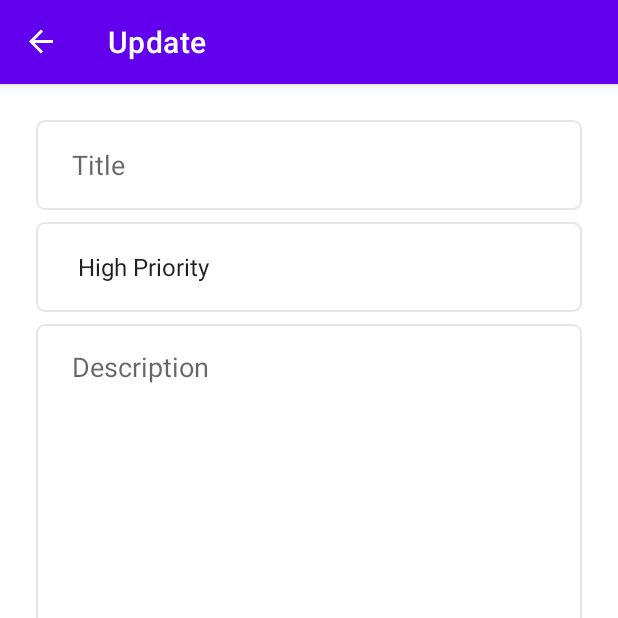
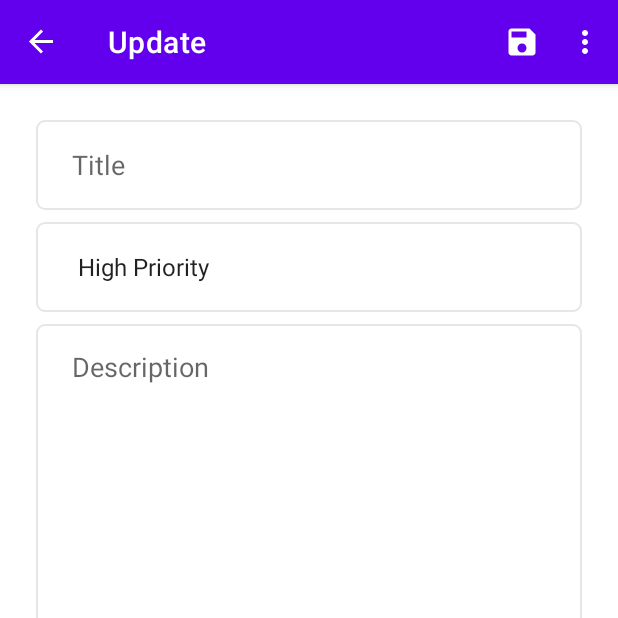
Before and after one commit to tashuseyin/Todo-App, an Android app: the UpdateFragment screen opened through its navigation route, on a phone screen of 412 x 824 dp, the top half of it. Run offline under Robolectric (Android 15) with nearby library versions, the phone set to English and light mode, and no system bars; our stand-ins replace navigation-ui.

Commit message:
Todo App menu and transition animations added

```diff
--- a/app/src/main/java/com/example/todoapp/view/ui/activites/MainActivity.kt
+++ b/app/src/main/java/com/example/todoapp/view/ui/activites/MainActivity.kt
@@ -1,7 +1,10 @@
 package com.example.todoapp.view.ui.activites
 
+import android.content.Context
 import androidx.appcompat.app.AppCompatActivity
 import android.os.Bundle
+import android.view.View
+import android.view.inputmethod.InputMethodManager
 import androidx.navigation.findNavController
 import androidx.navigation.ui.setupActionBarWithNavController
 import com.example.todoapp.R
@@ -20,8 +23,14 @@ class MainActivity : AppCompatActivity() {
 
     override fun onSupportNavigateUp(): Boolean {
         val navController = findNavController(R.id.nav_host_fragment)
+        closeKeyBoard(binding.root)
         return navController.navigateUp() || super.onSupportNavigateUp()
     }
 
 
+    private fun closeKeyBoard(view:View) {
+        val imm = getSystemService(Context.INPUT_METHOD_SERVICE) as InputMethodManager
+        imm.hideSoftInputFromWindow(view.windowToken, 0)
+    }
+
 }
--- a/app/src/main/java/com/example/todoapp/view/ui/fragment/add/AddFragment.kt
+++ b/app/src/main/java/com/example/todoapp/view/ui/fragment/add/AddFragment.kt
@@ -1,10 +1,8 @@
 package com.example.todoapp.view.ui.fragment.add
 
 import android.os.Bundle
+import android.view.*
 import androidx.fragment.app.Fragment
-import android.view.LayoutInflater
-import android.view.View
-import android.view.ViewGroup
 import androidx.navigation.fragment.findNavController
 import com.example.todoapp.R
 import com.example.todoapp.databinding.FragmentAddBinding
@@ -20,14 +18,14 @@ class AddFragment : Fragment() {
         savedInstanceState: Bundle?
     ): View {
         _binding = FragmentAddBinding.inflate(inflater, container, false)
+        setHasOptionsMenu(true)
         return binding.root
     }
 
-    override fun onViewCreated(view: View, savedInstanceState: Bundle?) {
-        super.onViewCreated(view, savedInstanceState)
+    override fun onCreateOptionsMenu(menu: Menu, inflater: MenuInflater) {
+        inflater.inflate(R.menu.add_menu, menu)
+    }
 
-
-    }
 
 
     override fun onDestroyView() {
--- a/app/src/main/java/com/example/todoapp/view/ui/fragment/list/ListFragment.kt
+++ b/app/src/main/java/com/example/todoapp/view/ui/fragment/list/ListFragment.kt
@@ -1,11 +1,10 @@
 package com.example.todoapp.view.ui.fragment.list
 
 import android.os.Bundle
-import android.view.LayoutInflater
-import android.view.View
-import android.view.ViewGroup
+import android.view.*
 import androidx.fragment.app.Fragment
 import androidx.navigation.fragment.findNavController
+import com.example.todoapp.R
 import com.example.todoapp.databinding.ListFragmentBinding
 
 class ListFragment : Fragment() {
@@ -18,9 +17,9 @@ class ListFragment : Fragment() {
         savedInstanceState: Bundle?
     ): View {
         _binding = ListFragmentBinding.inflate(inflater, container, false)
+        setHasOptionsMenu(true)
         return binding.root
     }
-
 
     override fun onViewCreated(view: View, savedInstanceState: Bundle?) {
         super.onViewCreated(view, savedInstanceState)
@@ -28,12 +27,17 @@ class ListFragment : Fragment() {
         binding.addFabButton.setOnClickListener {
             findNavController().navigate(ListFragmentDirections.actionListFragmentToAddFragment())
         }
-
         binding.listLayout.setOnClickListener {
             findNavController().navigate(ListFragmentDirections.actionListFragmentToUpdateFragment())
         }
+    }
 
+
+    override fun onCreateOptionsMenu(menu: Menu, inflater: MenuInflater) {
+        inflater.inflate(R.menu.list_menu, menu)
     }
+
+
 
     override fun onDestroyView() {
         super.onDestroyView()
--- a/app/src/main/java/com/example/todoapp/view/ui/fragment/update/UpdateFragment.kt
+++ b/app/src/main/java/com/example/todoapp/view/ui/fragment/update/UpdateFragment.kt
@@ -1,19 +1,33 @@
 package com.example.todoapp.view.ui.fragment.update
 
 import android.os.Bundle
+import android.view.*
 import androidx.fragment.app.Fragment
-import android.view.LayoutInflater
-import android.view.View
-import android.view.ViewGroup
 import com.example.todoapp.R
+import com.example.todoapp.databinding.FragmentUpdateBinding
 
 
 class UpdateFragment : Fragment() {
 
+    private var _binding : FragmentUpdateBinding? = null
+    private val binding get() = _binding!!
+
     override fun onCreateView(
         inflater: LayoutInflater, container: ViewGroup?,
         savedInstanceState: Bundle?
-    ): View? {
-        return inflater.inflate(R.layout.fragment_update, container, false)
+    ): View {
+        _binding = FragmentUpdateBinding.inflate(inflater, container, false)
+        setHasOptionsMenu(true)
+        return binding.root
+    }
+
+
+    override fun onCreateOptionsMenu(menu: Menu, inflater: MenuInflater) {
+        inflater.inflate(R.menu.update_menu, menu)
+    }
+
+    override fun onDestroyView() {
+        super.onDestroyView()
+        _binding = null
     }
 }
--- /dev/null
+++ b/app/src/main/res/anim/from_left.xml
@@ -0,0 +1,11 @@
+<?xml version="1.0" encoding="utf-8"?>
+<set xmlns:android="http://schemas.android.com/apk/res/android">
+
+    <translate
+        android:duration="300"
+        android:fromXDelta="-100%"
+        android:toXDelta="0%" />
+
+
+
+</set>
--- /dev/null
+++ b/app/src/main/res/anim/from_right.xml
@@ -0,0 +1,7 @@
+<?xml version="1.0" encoding="utf-8"?>
+<set xmlns:android="http://schemas.android.com/apk/res/android">
+    <translate
+        android:duration="300"
+        android:fromXDelta="100%"
+        android:toXDelta="0%" />
+</set>
--- /dev/null
+++ b/app/src/main/res/anim/to_left.xml
@@ -0,0 +1,9 @@
+<?xml version="1.0" encoding="utf-8"?>
+<set xmlns:android="http://schemas.android.com/apk/res/android">
+
+    <translate
+        android:duration="300"
+        android:fromXDelta="0%"
+        android:toXDelta="-100%" />
+
+</set>
--- /dev/null
+++ b/app/src/main/res/anim/to_right.xml
@@ -0,0 +1,9 @@
+<?xml version="1.0" encoding="utf-8"?>
+<set xmlns:android="http://schemas.android.com/apk/res/android">
+
+    <translate
+        android:duration="300"
+        android:fromXDelta="0%"
+        android:toXDelta="100%" />
+
+</set>
--- /dev/null
+++ b/app/src/main/res/drawable/ic_baseline_check_24.xml
@@ -0,0 +1,10 @@
+<vector xmlns:android="http://schemas.android.com/apk/res/android"
+    android:width="24dp"
+    android:height="24dp"
+    android:viewportWidth="24"
+    android:viewportHeight="24"
+    android:tint="?attr/colorControlNormal">
+  <path
+      android:fillColor="@android:color/white"
+      android:pathData="M9,16.17L4.83,12l-1.42,1.41L9,19 21,7l-1.41,-1.41z"/>
+</vector>
--- /dev/null
+++ b/app/src/main/res/drawable/ic_baseline_delete_24.xml
@@ -0,0 +1,10 @@
+<vector xmlns:android="http://schemas.android.com/apk/res/android"
+    android:width="24dp"
+    android:height="24dp"
+    android:viewportWidth="24"
+    android:viewportHeight="24"
+    android:tint="?attr/colorControlNormal">
+  <path
+      android:fillColor="@android:color/white"
+      android:pathData="M6,19c0,1.1 0.9,2 2,2h8c1.1,0 2,-0.9 2,-2V7H6v12zM19,4h-3.5l-1,-1h-5l-1,1H5v2h14V4z"/>
+</vector>
--- /dev/null
+++ b/app/src/main/res/drawable/ic_baseline_save_24.xml
@@ -0,0 +1,10 @@
+<vector xmlns:android="http://schemas.android.com/apk/res/android"
+    android:width="24dp"
+    android:height="24dp"
+    android:viewportWidth="24"
+    android:viewportHeight="24"
+    android:tint="?attr/colorControlNormal">
+  <path
+      android:fillColor="@android:color/white"
+      android:pathData="M17,3L5,3c-1.11,0 -2,0.9 -2,2v14c0,1.1 0.89,2 2,2h14c1.1,0 2,-0.9 2,-2L21,7l-4,-4zM12,19c-1.66,0 -3,-1.34 -3,-3s1.34,-3 3,-3 3,1.34 3,3 -1.34,3 -3,3zM15,9L5,9L5,5h10v4z"/>
+</vector>
--- /dev/null
+++ b/app/src/main/res/drawable/ic_baseline_search_24.xml
@@ -0,0 +1,10 @@
+<vector xmlns:android="http://schemas.android.com/apk/res/android"
+    android:width="24dp"
+    android:height="24dp"
+    android:viewportWidth="24"
+    android:viewportHeight="24"
+    android:tint="?attr/colorControlNormal">
+  <path
+      android:fillColor="@android:color/white"
+      android:pathData="M15.5,14h-0.79l-0.28,-0.27C15.41,12.59 16,11.11 16,9.5 16,5.91 13.09,3 9.5,3S3,5.91 3,9.5 5.91,16 9.5,16c1.61,0 3.09,-0.59 4.23,-1.57l0.27,0.28v0.79l5,4.99L20.49,19l-4.99,-5zM9.5,14C7.01,14 5,11.99 5,9.5S7.01,5 9.5,5 14,7.01 14,9.5 11.99,14 9.5,14z"/>
+</vector>
--- /dev/null
+++ b/app/src/main/res/menu/add_menu.xml
@@ -0,0 +1,11 @@
+<?xml version="1.0" encoding="utf-8"?>
+<menu xmlns:android="http://schemas.android.com/apk/res/android"
+    xmlns:app="http://schemas.android.com/apk/res-auto">
+
+    <item
+        android:id="@+id/menu_add"
+        android:title="@string/add"
+        android:icon="@drawable/ic_baseline_check_24"
+        android:iconTint="@color/white"
+        app:showAsAction="ifRoom"/>
+</menu>
--- /dev/null
+++ b/app/src/main/res/menu/list_menu.xml
@@ -0,0 +1,30 @@
+<?xml version="1.0" encoding="utf-8"?>
+<menu xmlns:android="http://schemas.android.com/apk/res/android"
+    xmlns:app="http://schemas.android.com/apk/res-auto">
+
+    <item
+        android:id="@+id/action_search"
+        android:icon="@drawable/ic_baseline_search_24"
+        android:iconTint="@color/white"
+        android:title="@string/search"
+        app:actionViewClass="androidx.appcompat.widget.SearchView"
+        app:showAsAction="ifRoom" />
+
+    <group android:checkableBehavior="single">
+        <item android:id="@+id/menu_sortBy"
+            android:title="@string/sort_by">
+            <menu>
+               <item android:id="@+id/menu_priority_high"
+                   android:title="@string/high_priority"/>
+                <item android:id="@+id/menu_priority_low"
+                    android:title="@string/low_priority"/>
+            </menu>
+        </item>
+    </group>
+
+    <item android:id="@+id/action_delete_all"
+        android:icon="@drawable/ic_baseline_delete_24"
+        android:iconTint="@color/white"
+        android:title="@string/delete_all"
+        app:showAsAction="never"/>
+</menu>
--- /dev/null
+++ b/app/src/main/res/menu/update_menu.xml
@@ -0,0 +1,17 @@
+<?xml version="1.0" encoding="utf-8"?>
+<menu xmlns:android="http://schemas.android.com/apk/res/android"
+    xmlns:app="http://schemas.android.com/apk/res-auto">
+
+    <item android:id="@+id/action_save"
+        android:title="@string/save"
+        android:icon="@drawable/ic_baseline_save_24"
+        android:iconTint="@color/white"
+        app:showAsAction="ifRoom"/>
+
+    <item
+        android:id="@+id/action_delete"
+        android:title="@string/delete"
+        android:iconTint="@color/white"
+        android:icon="@drawable/ic_baseline_delete_24"
+        app:showAsAction="never"/>
+</menu>
--- a/app/src/main/res/navigation/nav_graph.xml
+++ b/app/src/main/res/navigation/nav_graph.xml
@@ -12,10 +12,18 @@
         tools:layout="@layout/list_fragment">
         <action
             android:id="@+id/action_listFragment_to_addFragment"
-            app:destination="@id/addFragment" />
+            app:destination="@id/addFragment"
+            app:enterAnim="@anim/from_right"
+            app:exitAnim="@anim/to_left"
+            app:popEnterAnim="@anim/from_left"
+            app:popExitAnim="@anim/to_right" />
         <action
             android:id="@+id/action_listFragment_to_updateFragment"
-            app:destination="@id/updateFragment" />
+            app:destination="@id/updateFragment"
+            app:enterAnim="@anim/from_left"
+            app:exitAnim="@anim/to_right"
+            app:popEnterAnim="@anim/from_right"
+            app:popExitAnim="@anim/to_left" />
     </fragment>
     <fragment
         android:id="@+id/addFragment"
@@ -24,7 +32,9 @@
         tools:layout="@layout/fragment_add">
         <action
             android:id="@+id/action_addFragment_to_listFragment"
-            app:destination="@id/listFragment" />
+            app:destination="@id/listFragment"
+            app:enterAnim="@anim/from_left"
+            app:exitAnim="@anim/to_right" />
     </fragment>
     <fragment
         android:id="@+id/updateFragment"
@@ -33,6 +43,8 @@
         tools:layout="@layout/fragment_update">
         <action
             android:id="@+id/action_updateFragment_to_listFragment"
-            app:destination="@id/listFragment" />
+            app:destination="@id/listFragment"
+            app:enterAnim="@anim/from_right"
+            app:exitAnim="@anim/to_left" />
     </fragment>
 </navigation>
--- a/app/src/main/res/values/strings.xml
+++ b/app/src/main/res/values/strings.xml
@@ -6,6 +6,14 @@
     <string name="image">image</string>
     <string name="title">Title</string>
     <string name="description">Description</string>
+    <string name="search">Search</string>
+    <string name="sort_by">Sort By</string>
+    <string name="high_priority">High Priority</string>
+    <string name="low_priority">Low Priority</string>
+    <string name="delete_all">Delete All</string>
+    <string name="add">Add</string>
+    <string name="save">Save</string>
+    <string name="delete">Delete</string>
 
     <string-array name="priorities">
         <item>High Priority</item>
```
